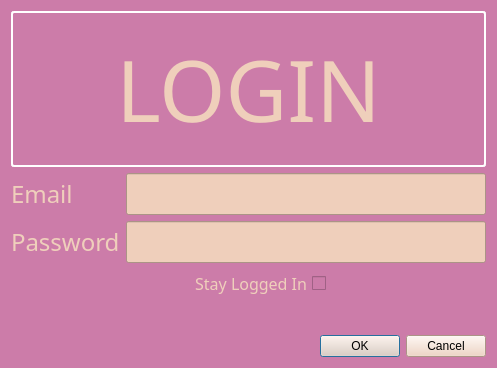
This is breadnbutter/gui/login.ui in jacksodl23/cs-205-pet-adoption as Qt 5 draws it before an edit. The edited form follows.
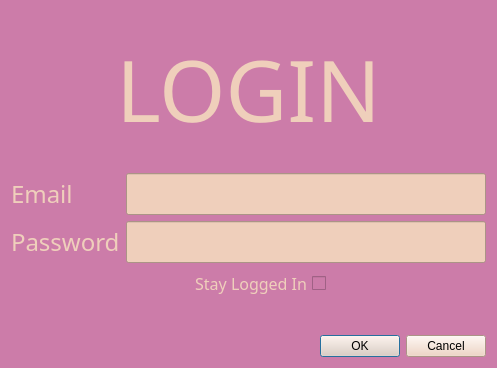
This is the edited form.

```diff
--- a/breadnbutter/gui/login.ui
+++ b/breadnbutter/gui/login.ui
@@ -30,8 +30,7 @@
      </property>
      <property name="styleSheet">
       <string notr="true">color: rgb(239, 207, 187);
-border: 2px solid  white; 
-     border-radius: 3px;</string>
+</string>
      </property>
      <property name="text">
       <string>LOGIN</string>
```
Left out of the diff: 54 changed lines with no effect on the pictures.
